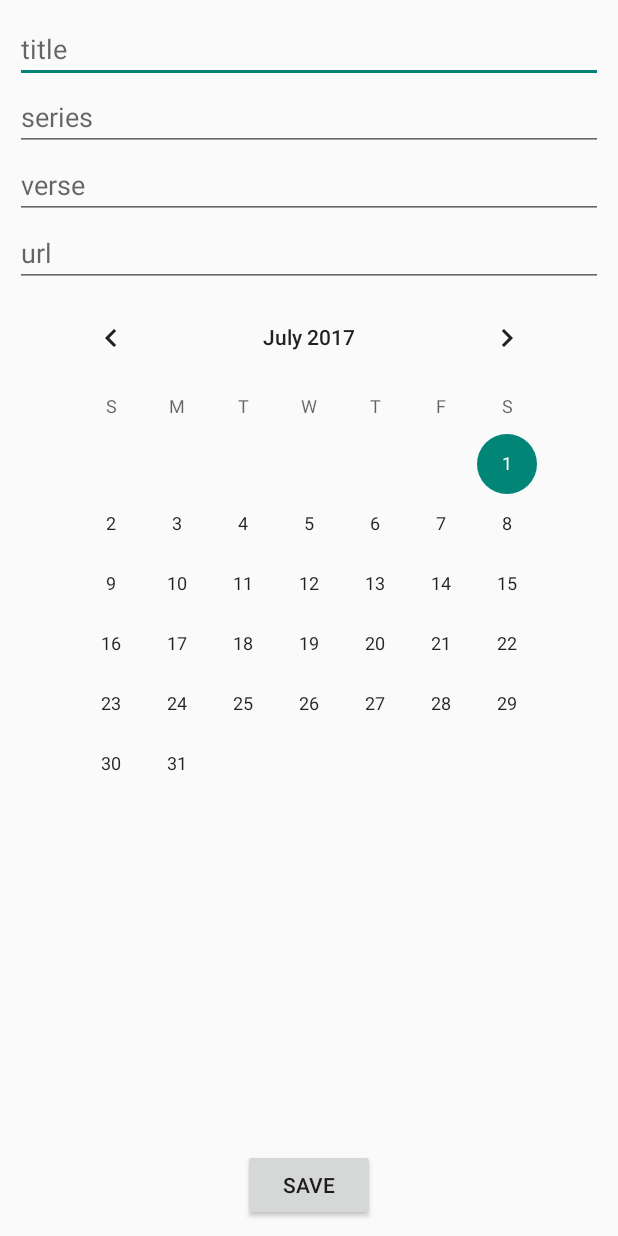
After one commit to jongleeee/joyfulchurch_android, an Android app: the AddSermonActivity screen opened directly, with no data from a screen before it, on a phone screen of 412 x 824 dp. The commit adds this screen. Run offline under Robolectric (Android 15) with nearby library versions, the phone set to English and light mode, and no system bars; libraries missing offline, so code that uses them is left out: com.amazonaws.mobileconnectors.

Commit message:
Implemented DatabaseHandler
DatabaseHandler fixed

DatabaseHandler fixed 2

```diff
--- a/MySampleApp/app/src/main/AndroidManifest.xml
+++ b/MySampleApp/app/src/main/AndroidManifest.xml
@@ -34,7 +34,6 @@
                 <category android:name="android.intent.category.LAUNCHER" />
             </intent-filter>
         </activity>
-
         <activity
             android:name=".MainActivity"
             android:label="@string/title_activity_main"
@@ -85,7 +84,8 @@
         <activity android:name=".HomeActivity" />
         <activity android:name=".SermonActivity" />
         <activity android:name=".InformationActivity" />
-        <activity android:name=".AnnouncementActivity"></activity>
+        <activity android:name=".AnnouncementActivity" />
+        <activity android:name=".AddSermonActivity"></activity>
     </application>
 
 </manifest>
--- /dev/null
+++ b/MySampleApp/app/src/main/java/com/mysampleapp/AddSermonActivity.java
@@ -0,0 +1,58 @@
+package com.mysampleapp;
+
+import android.os.AsyncTask;
+import android.os.Bundle;
+import android.support.v7.app.AppCompatActivity;
+import android.view.View;
+import android.widget.Button;
+import android.widget.CalendarView;
+import android.widget.EditText;
+import com.mysampleapp.util.Sermon;
+import com.mysampleapp.util.SermonHandler;
+
+import java.util.Date;
+
+public class AddSermonActivity extends AppCompatActivity {
+    private EditText title;
+    private EditText verse;
+    private EditText series;
+    private EditText url;
+    private CalendarView date;
+    private Button save;
+    private SermonHandler sermonSave = new SermonHandler();
+
+    @Override
+    protected void onCreate(Bundle savedInstanceState) {
+        super.onCreate(savedInstanceState);
+        setContentView(R.layout.activity_add_sermon);
+
+        this.title = (EditText) findViewById(R.id.add_sermon_title);
+        this.verse = (EditText) findViewById(R.id.add_sermon_verse);
+        this.series = (EditText) findViewById(R.id.add_sermon_series);
+        this.url = (EditText) findViewById(R.id.add_sermon_url);
+        this.date = (CalendarView) findViewById(R.id.add_sermon_date);
+        this.save = (Button) findViewById(R.id.add_sermon_save);
+
+        this.save.setOnClickListener(new View.OnClickListener() {
+            @Override
+            public void onClick(View view) {
+                String sermonTitle = title.getText().toString().trim();
+                String sermonVerse = verse.getText().toString().trim();
+                String sermonSeries = series.getText().toString().trim();
+                String sermonURL = url.getText().toString().trim();
+                Date sermonDate = new Date(date.getDate());
+                Sermon sermonAdd = new Sermon(sermonTitle, sermonSeries, sermonVerse, sermonDate, sermonURL);
+
+                new AsyncAddSermonActivity().execute(sermonAdd);
+            }
+        });
+    }
+
+    private class AsyncAddSermonActivity extends AsyncTask<Sermon, Void, Void> {
+        @Override
+        protected Void doInBackground(Sermon... sermons) {
+            sermonSave.save(sermons[0]);
+            return null;
+        }
+    }
+}
--- a/MySampleApp/app/src/main/java/com/mysampleapp/MainActivity.java
+++ b/MySampleApp/app/src/main/java/com/mysampleapp/MainActivity.java
@@ -13,6 +13,7 @@ import android.content.Intent;
 import android.os.AsyncTask;
 import android.os.Bundle;
 import android.support.v4.app.Fragment;
+import android.support.v4.app.FragmentActivity;
 import android.support.v4.app.FragmentManager;
 import android.support.v4.app.FragmentTransaction;
 import android.support.v4.widget.DrawerLayout;
--- /dev/null
+++ b/MySampleApp/app/src/main/java/com/mysampleapp/util/DatabaseHandler.java
@@ -0,0 +1,29 @@
+package com.mysampleapp.util;
+
+import com.amazonaws.mobileconnectors.dynamodbv2.dynamodbmapper.DynamoDBMapper;
+import com.amazonaws.mobileconnectors.dynamodbv2.dynamodbmapper.DynamoDBScanExpression;
+import com.amazonaws.mobileconnectors.dynamodbv2.dynamodbmapper.PaginatedScanList;
+import com.amazonaws.mobile.AWSMobileClient;
+
+import java.util.Iterator;
+
+public abstract class DatabaseHandler {
+    final DynamoDBMapper mapper = AWSMobileClient.defaultMobileClient().getDynamoDBMapper();
+    PaginatedScanList<Object> results;
+    private Iterator<Object> resultsIterator;
+
+    public void save(Object obj) {
+        mapper.save(obj);
+    }
+
+    public Iterator<Object> scan(Class objectClass, DynamoDBScanExpression scanExpression) {
+        results = mapper.scan(objectClass, scanExpression);
+        if (results != null) {
+            resultsIterator = results.iterator();
+            if (resultsIterator.hasNext()) {
+                return resultsIterator;
+            }
+        }
+        return null;
+    }
+}
--- /dev/null
+++ b/MySampleApp/app/src/main/java/com/mysampleapp/util/SermonHandler.java
@@ -0,0 +1,52 @@
+package com.mysampleapp.util;
+
+
+import android.util.Log;
+
+import com.amazonaws.AmazonClientException;
+import com.amazonaws.mobileconnectors.dynamodbv2.dynamodbmapper.DynamoDBScanExpression;
+
+import java.util.Date;
+import java.util.Iterator;
+import java.util.LinkedList;
+import java.util.List;
+import com.amazonaws.mobile.AWSMobileClient;
+import com.amazonaws.models.nosql.SermonsDO;
+
+public class SermonHandler extends DatabaseHandler {
+
+    public void save(Sermon sermon) throws AmazonClientException {
+
+        final SermonsDO sermonItem = new SermonsDO();
+        sermonItem.setUserId(AWSMobileClient.defaultMobileClient().getIdentityManager().getCachedUserID());
+        sermonItem.setCreationDate((double) sermon.getDate().getTime());
+        sermonItem.setTitle(sermon.getTitle());
+        sermonItem.setSermon(sermon.getSermonURL());
+        sermonItem.setVerse(sermon.getVerse());
+        sermonItem.setSeries(sermon.getSeries());
+
+        try {
+            super.save(sermonItem);
+        } catch (final AmazonClientException ex) {
+            throw ex;
+        }
+    }
+
+    public List<Sermon> getAllSermon() {
+        try {
+            Iterator<Object> sermons = super.scan(SermonsDO.class, new DynamoDBScanExpression());
+            List<Sermon> sermonLst = new LinkedList<>();
+            if (sermons != null) {
+                while (sermons.hasNext()) {
+                    SermonsDO sermon = (SermonsDO) sermons.next();
+                    sermonLst.add(new Sermon(sermon.getTitle(), sermon.getSeries(), sermon.getVerse(),
+                            new Date(sermon.getCreationDate().longValue()), sermon.getSermon()));
+                }
+                return sermonLst;
+            }
+        } catch (final Exception e) {
+            throw e;
+        }
+        return null;
+    }
+}
--- /dev/null
+++ b/MySampleApp/app/src/main/res/layout/activity_add_sermon.xml
@@ -0,0 +1,59 @@
+<?xml version="1.0" encoding="utf-8"?>
+<RelativeLayout xmlns:android="http://schemas.android.com/apk/res/android"
+    xmlns:app="http://schemas.android.com/apk/res-auto"
+    xmlns:tools="http://schemas.android.com/tools"
+    android:layout_width="match_parent"
+    android:layout_height="match_parent"
+    android:padding="10dp"
+    tools:context="com.mysampleapp.AddSermonActivity">
+
+    <EditText
+        android:id="@+id/add_sermon_title"
+        android:layout_width="match_parent"
+        android:layout_height="wrap_content"
+        android:hint="@string/sermon_title"
+        app:layout_constraintBottom_toBottomOf="parent"
+        app:layout_constraintLeft_toLeftOf="parent"
+        app:layout_constraintRight_toRightOf="parent"
+        app:layout_constraintTop_toTopOf="parent" />
+
+    <EditText
+        android:id="@+id/add_sermon_series"
+        android:layout_width="match_parent"
+        android:layout_height="wrap_content"
+        android:hint="@string/sermon_series"
+        android:layout_below="@id/add_sermon_title"
+        />
+    <EditText
+        android:id="@+id/add_sermon_verse"
+        android:layout_width="match_parent"
+        android:layout_height="wrap_content"
+        android:hint="@string/sermon_verse"
+        android:layout_below="@id/add_sermon_series"
+        />
+    <EditText
+        android:id="@+id/add_sermon_url"
+        android:layout_width="match_parent"
+        android:layout_height="wrap_content"
+        android:hint="@string/sermon_url"
+        android:layout_below="@id/add_sermon_verse"
+        />
+
+    <CalendarView
+        android:id="@+id/add_sermon_date"
+        android:layout_width="wrap_content"
+        android:layout_height="wrap_content"
+        android:layout_below="@+id/add_sermon_url"
+        android:layout_centerHorizontal="true" />
+
+    <Button
+        android:id="@+id/add_sermon_save"
+        android:layout_width="wrap_content"
+        android:layout_height="wrap_content"
+        android:layout_alignParentBottom="true"
+        android:layout_centerHorizontal="true"
+        android:elevation="22dp"
+        android:text="@string/save" />
+
+
+</RelativeLayout>
--- a/MySampleApp/app/src/main/res/layout/activity_sermon.xml
+++ b/MySampleApp/app/src/main/res/layout/activity_sermon.xml
@@ -8,8 +8,8 @@
 
     <ListView
         android:id="@+id/SermonListView"
-        android:layout_width="0dp"
-        android:layout_height="0dp"
+        android:layout_width="match_parent"
+        android:layout_height="match_parent"
         android:layout_marginBottom="8dp"
         android:layout_marginLeft="8dp"
         android:layout_marginRight="8dp"
--- a/MySampleApp/app/src/main/res/values/strings.xml
+++ b/MySampleApp/app/src/main/res/values/strings.xml
@@ -234,6 +234,11 @@
     <string name="nosql_dialog_title_confirm_delete_item_text">Confirm Delete</string>
     <string name="nosql_dialog_message_confirm_delete_item_text">Are you sure you want to delete the selected item?</string>
     <string name="title_activity_announcement">AnnouncementActivity</string>
+    <string name="sermon_title">title</string>
+    <string name="sermon_series">series</string>
+    <string name="sermon_verse">verse</string>
+    <string name="sermon_url">url</string>
+    <string name="save">save</string>
 
 
 </resources>
```
Also changed, not shown: MySampleApp/app/src/main/java/com/amazonaws/models/nosql/SermonsDO.java (+8 -0 lines), MySampleApp/app/src/main/java/com/mysampleapp/SermonActivity.java (+39 -13 lines), MySampleApp/app/src/main/java/com/mysampleapp/util/Sermon.java (added, +47 -0 lines).
